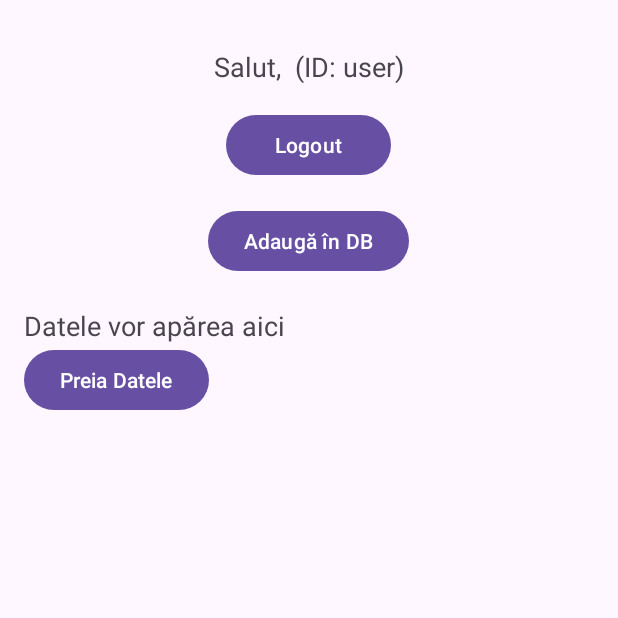
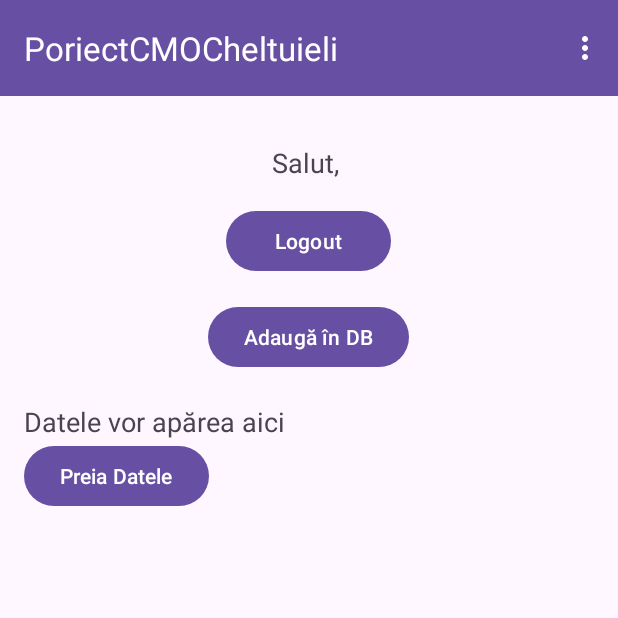
Before and after one commit to Stan11s/ProiectCMO, an Android app: the screen it shows after launch once a user with an empty profile is signed in (WelcomeActivity), on a phone screen of 412 x 824 dp, the top half of it. Run offline under Robolectric (Android 15) with nearby library versions, the phone set to English and light mode, and no system bars; our stand-ins replace Firebase (no records; nobody signed in at launch, a user with empty details on screens opened directly).

Commit message:
#fixes + Adaugare conectare cu fireBase si baza de date lucreaza pentru fiecare user imparte

```diff
--- a/app/src/main/AndroidManifest.xml
+++ b/app/src/main/AndroidManifest.xml
@@ -21,6 +21,7 @@
         <activity
             android:name="com.example.poriectcmocheltuieli.MainActivity"
             android:exported="true">
+
             <intent-filter>
                 <action android:name="android.intent.action.MAIN" />
                 <category android:name="android.intent.category.LAUNCHER" />
@@ -30,6 +31,10 @@
         <!-- Activitatea de înregistrare -->
         <activity android:name="com.example.poriectcmocheltuieli.SignUpActivity" />
         <activity android:name="com.example.poriectcmocheltuieli.WelcomeActivity" />
+        <activity
+            android:name="com.example.poriectcmocheltuieli.CalendarActivity"/>
+
+
     </application>
 
 </manifest>
--- a/app/src/main/java/com/example/poriectcmocheltuieli/WelcomeActivity.java
+++ b/app/src/main/java/com/example/poriectcmocheltuieli/WelcomeActivity.java
@@ -9,6 +9,7 @@ import android.widget.Button;
 import android.widget.TextView;
 
 import androidx.appcompat.app.AppCompatActivity;
+import androidx.appcompat.widget.Toolbar;
 
 import com.google.android.gms.auth.api.signin.GoogleSignIn;
 import com.google.android.gms.auth.api.signin.GoogleSignInAccount;
@@ -17,8 +18,15 @@ import com.google.android.gms.auth.api.signin.GoogleSignInOptions;
 import com.google.firebase.auth.FirebaseAuth;
 import com.google.firebase.firestore.FirebaseFirestore;
 import com.google.firebase.firestore.QueryDocumentSnapshot;
+import android.view.Menu;
+import android.view.MenuInflater;
+import android.view.MenuItem;
+import android.widget.Toast;
 
+import java.text.SimpleDateFormat;
+import java.util.Date;
 import java.util.HashMap;
+import java.util.Locale;
 import java.util.Map;
 
 public class WelcomeActivity extends AppCompatActivity {
@@ -47,6 +55,8 @@ public class WelcomeActivity extends AppCompatActivity {
         addDataButton = findViewById(R.id.addDataButton);
         fetchDataButton = findViewById(R.id.fetchDataButton);
         displayDataText = findViewById(R.id.displayDataText);
+        Toolbar toolbar = findViewById(R.id.toolbar);
+        setSupportActionBar(toolbar);
 
         // Configurarea Google SignIn
         mGoogleSignInClient = GoogleSignIn.getClient(this, GoogleSignInOptions.DEFAULT_SIGN_IN);
@@ -69,7 +79,7 @@ public class WelcomeActivity extends AppCompatActivity {
 
         // Dacă un utilizator este autentificat
         if (userId != null) {
-            welcomeMessage.setText("Salut, " + username + " (ID: " + userId + ")");
+            welcomeMessage.setText("Salut, " + username);
 
             // Adaugă date în Firestore
             String finalUserId = userId; // Trebuie să fie `final` pentru a putea fi folosit în lambda
@@ -105,6 +115,7 @@ public class WelcomeActivity extends AppCompatActivity {
         cumparaturi.put("produs", "Banane");
         cumparaturi.put("cantitate", 5);
         cumparaturi.put("pret", 3.50);
+        cumparaturi.put("data", com.google.firebase.Timestamp.now());
 
         // Adaugă datele în colecția "Users" -> ID-ul utilizatorului -> "Cumparaturi"
         db.collection("Users")
@@ -128,11 +139,18 @@ public class WelcomeActivity extends AppCompatActivity {
                             String produs = document.getString("produs");
                             Long cantitate = document.getLong("cantitate");
                             Double pret = document.getDouble("pret");
+                            Date data =document.getDate(("data"));
 
+                            String dataFormatata = "";
+                            if (data != null) {
+                                SimpleDateFormat sdf = new SimpleDateFormat("dd/MM/yyyy", Locale.getDefault());
+                                dataFormatata = sdf.format(data);
+                            }
                             // Adaugă datele într-un StringBuilder pentru a le afisa
                             displayData.append("Produs: ").append(produs)
                                     .append(", Cantitate: ").append(cantitate)
                                     .append(", Pret: ").append(pret)
+                                    .append(", Data: ").append(dataFormatata)
                                     .append("\n");
                         }
                         // Afișează datele în TextView
@@ -142,4 +160,24 @@ public class WelcomeActivity extends AppCompatActivity {
                     }
                 });
     }
+    @Override
+    public boolean onCreateOptionsMenu(Menu menu) {
+        MenuInflater inflater = getMenuInflater();
+        inflater.inflate(R.menu.menu_toolbar, menu);
+        return super.onCreateOptionsMenu(menu);
+    }
+    @Override
+    public boolean onOptionsItemSelected(MenuItem item) {
+        int id = item.getItemId();
+
+        if (id == R.id.action_expenses) {
+            // Setăm layout-ul la calendar.xml
+            Intent intent = new Intent(this, CalendarActivity.class);
+            startActivity(intent);
+            return true;
+        }
+
+        return super.onOptionsItemSelected(item);
+    }
+
 }
--- a/app/src/main/res/layout/activity_welcome.xml
+++ b/app/src/main/res/layout/activity_welcome.xml
@@ -1,12 +1,25 @@
 <?xml version="1.0" encoding="utf-8"?>
 <androidx.constraintlayout.widget.ConstraintLayout xmlns:android="http://schemas.android.com/apk/res/android"
+    xmlns:tools="http://schemas.android.com/tools"
     android:layout_width="match_parent"
-    android:layout_height="match_parent">
+    android:layout_height="match_parent"
+    xmlns:app="http://schemas.android.com/apk/res-auto">
+
+    <androidx.appcompat.widget.Toolbar
+        android:id="@+id/toolbar"
+        android:layout_width="match_parent"
+        android:layout_height="?attr/actionBarSize"
+        android:background="?attr/colorPrimary"
+        android:theme="@style/ThemeOverlay.AppCompat.Dark.ActionBar"
+        app:popupTheme="@style/ThemeOverlay.AppCompat.Light"
+        tools:ignore="MissingConstraints" />
+
     <LinearLayout
         android:layout_width="match_parent"
         android:layout_height="match_parent"
         android:orientation="vertical"
-        android:padding="16dp">
+        android:padding="16dp"
+        android:layout_marginTop="?attr/actionBarSize">
 
         <TextView
             android:id="@+id/welcomeMessage"
@@ -44,10 +57,9 @@
             android:id="@+id/fetchDataButton"
             android:layout_width="wrap_content"
             android:layout_height="wrap_content"
-            android:text="Preia Datele"
             android:layout_below="@id/displayDataText"
-            android:layout_centerHorizontal="true"/>
-
+            android:layout_centerHorizontal="true"
+            android:text="Preia Datele" />
 
     </LinearLayout>
 
--- /dev/null
+++ b/app/src/main/res/menu/menu_toolbar.xml
@@ -0,0 +1,12 @@
+<?xml version="1.0" encoding="utf-8"?>
+<menu xmlns:android="http://schemas.android.com/apk/res/android">
+    <item
+        android:id="@+id/action_home"
+        android:title="Acasă" />
+    <item
+        android:id="@+id/action_expenses"
+        android:title="Cheltuieli" />
+    <item
+        android:id="@+id/action_add_expense"
+        android:title="Adăugare la cheltuieli" />
+</menu>
```
Also changed, not shown: app/src/main/java/com/example/poriectcmocheltuieli/BaseActivity.java (added, +50 -0 lines), app/src/main/java/com/example/poriectcmocheltuieli/CalendarActivity.java (added, +36 -0 lines), app/src/main/java/com/example/poriectcmocheltuieli/MainActivity.java (+13 -0 lines), app/src/main/res/layout/calendar.xml (added, +80 -0 lines).
